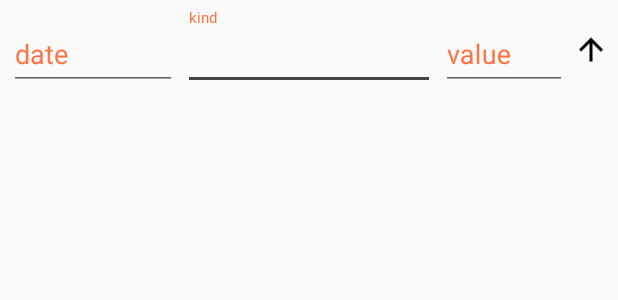
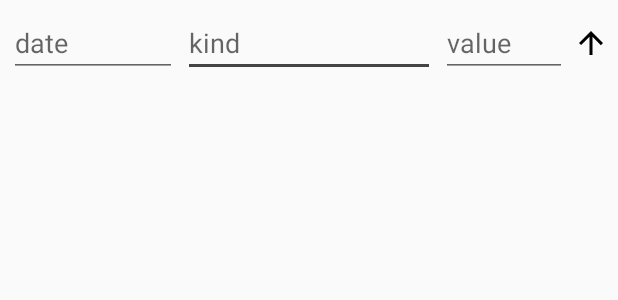
Before and after one commit to qwert2603/spend_android, an Android app: the layout view_draft.xml on its own in the app's theme, with its tools: preview values and no code run, on a phone screen of 412 x 824 dp. Shown: the top 300 px of the screen. Run offline under Robolectric (Android 15) with nearby library versions, the phone set to English and light mode, and no system bars.

Commit message:
* editAction in editDialog * scroll to created record * DraftViewImpl is fixed in bottom of screen

```diff
--- a/app/src/main/java/com/qwert2603/spenddemo/model/remote_db/RemoteDBImpl.kt
+++ b/app/src/main/java/com/qwert2603/spenddemo/model/remote_db/RemoteDBImpl.kt
@@ -48,6 +48,7 @@ class RemoteDBImpl(
 
     private fun getPreparedStatement(sql: String): PreparedStatement {
         val connection = connection ?: DriverManager.getConnection(url, user, password)
+        DriverManager.setLoginTimeout(3)// todo: check
         val preparedStatement = preparedStatements[sql] ?: connection.prepareStatement(sql)
         preparedStatement.queryTimeout = 4 // todo: check
         this.connection = connection
--- a/app/src/main/java/com/qwert2603/spenddemo/model/repo/RecordsRepo.kt
+++ b/app/src/main/java/com/qwert2603/spenddemo/model/repo/RecordsRepo.kt
@@ -11,4 +11,5 @@ interface RecordsRepo {
     fun removeRecord(recordId: Long)
 
     fun recordsState(): Observable<RecordsState>
+    fun recordCreatedEvents():Observable<Record>
 }
--- a/app/src/main/java/com/qwert2603/spenddemo/model/repo_impl/RecordsRepoImpl.kt
+++ b/app/src/main/java/com/qwert2603/spenddemo/model/repo_impl/RecordsRepoImpl.kt
@@ -2,7 +2,6 @@ package com.qwert2603.spenddemo.model.repo_impl
 
 import com.qwert2603.spenddemo.model.entity.*
 import com.qwert2603.spenddemo.model.repo.RecordsRepo
-import com.qwert2603.spenddemo.model.entity.RecordsState
 import com.qwert2603.spenddemo.model.syncprocessor.RemoteRecord
 import com.qwert2603.spenddemo.model.syncprocessor.SyncingRecord
 import com.qwert2603.spenddemo.model.syncprocessor.toRecord
@@ -46,4 +45,7 @@ class RecordsRepoImpl @Inject constructor(
                         itemsState.changes.mapValues { it.value.changeKind.toChangeKind() }
                 )
             }
+
+    override fun recordCreatedEvents(): Observable<Record> = syncProcessor.itemCreatedEvents()
+            .map { it.toRecord() }
 }
--- a/app/src/main/java/com/qwert2603/spenddemo/records_list/RecordsAdapter.kt
+++ b/app/src/main/java/com/qwert2603/spenddemo/records_list/RecordsAdapter.kt
@@ -11,8 +11,8 @@ import com.qwert2603.spenddemo.records_list.entity.RecordsListItem
 
 class RecordsAdapter : BaseRecyclerViewAdapter<RecordsListItem>() {
     companion object {
-        private const val VIEW_TYPE_ADD_RECORD = 1
-        private const val VIEW_TYPE_RECORD = 2
+        const val VIEW_TYPE_ADD_RECORD = 1
+        const val VIEW_TYPE_RECORD = 2
     }
 
     override fun getItemViewTypeModel(m: RecordsListItem) = when (m) {
--- a/app/src/main/java/com/qwert2603/spenddemo/records_list/RecordsListInteractor.kt
+++ b/app/src/main/java/com/qwert2603/spenddemo/records_list/RecordsListInteractor.kt
@@ -1,8 +1,8 @@
 package com.qwert2603.spenddemo.records_list
 
 import com.qwert2603.spenddemo.model.entity.Record
+import com.qwert2603.spenddemo.model.entity.RecordsState
 import com.qwert2603.spenddemo.model.repo.RecordsRepo
-import com.qwert2603.spenddemo.model.entity.RecordsState
 import io.reactivex.Observable
 import javax.inject.Inject
 
@@ -19,4 +19,6 @@ class RecordsListInteractor @Inject constructor(
     }
 
     fun recordsState(): Observable<RecordsState> = recordsRepo.recordsState()
+
+    fun recordCreatedEvents(): Observable<Record> = recordsRepo.recordCreatedEvents()
 }
--- a/app/src/main/java/com/qwert2603/spenddemo/records_list/RecordsListViewAction.kt
+++ b/app/src/main/java/com/qwert2603/spenddemo/records_list/RecordsListViewAction.kt
@@ -7,4 +7,5 @@ sealed class RecordsListViewAction : ViewAction {
     data class MoveToChangesScreen(private val ignored: Unit = Unit) : RecordsListViewAction()
     data class AskToDeleteRecord(val id: Long, val text: String) : RecordsListViewAction()
     data class AskToEditRecord(val record: RecordUI) : RecordsListViewAction()
+    data class ScrollToPosition(val position: Int) : RecordsListViewAction()
 }
--- a/app/src/main/java/com/qwert2603/spenddemo/records_list/RecordsListViewState.kt
+++ b/app/src/main/java/com/qwert2603/spenddemo/records_list/RecordsListViewState.kt
@@ -4,5 +4,6 @@ import com.qwert2603.spenddemo.records_list.entity.RecordsListItem
 
 data class RecordsListViewState(
         val records: List<RecordsListItem>,
-        val recordsCount: Int
+        val recordsCount: Int,
+        val changesCount: Int
 )
--- a/app/src/main/res/layout/dialog_edit_record.xml
+++ b/app/src/main/res/layout/dialog_edit_record.xml
@@ -49,9 +49,9 @@
         <EditText
             android:id="@+id/value_EditText"
             android:layout_width="match_parent"
-            android:imeOptions="actionDone|flagNoFullscreen"
             android:layout_height="wrap_content"
             android:hint="@string/value"
+            android:imeOptions="actionDone|flagNoFullscreen"
             android:inputType="number"
             android:singleLine="true" />
 
--- a/app/src/main/res/layout/view_draft.xml
+++ b/app/src/main/res/layout/view_draft.xml
@@ -1,68 +1,44 @@
 <?xml version="1.0" encoding="utf-8"?>
 <LinearLayout xmlns:android="http://schemas.android.com/apk/res/android"
-    xmlns:app="http://schemas.android.com/apk/res-auto"
     xmlns:tools="http://schemas.android.com/tools"
     android:layout_width="match_parent"
     android:layout_height="wrap_content"
     android:clickable="false"
+    android:orientation="horizontal"
     android:padding="6dp">
 
-    <android.support.design.widget.TextInputLayout
+    <EditText
+        android:id="@+id/date_EditText"
         android:layout_width="0dp"
         android:layout_height="wrap_content"
         android:layout_weight="2"
-        android:textColorHint="@color/anth"
-        app:hintTextAppearance="@color/anth">
-
-        <EditText
-            android:id="@+id/date_EditText"
-            android:layout_width="match_parent"
-            android:layout_height="wrap_content"
         android:focusable="false"
         android:hint="@string/date"
         android:singleLine="true"
         tools:ignore="TextFields" />
 
-    </android.support.design.widget.TextInputLayout>
-
-    <android.support.design.widget.TextInputLayout
+    <EditText
+        android:id="@+id/kind_EditText"
         android:layout_width="0dp"
         android:layout_height="wrap_content"
         android:layout_marginStart="4dp"
         android:layout_weight="3"
-        android:textColorHint="@color/anth"
-        app:hintTextAppearance="@color/anth">
-
-        <EditText
-            android:id="@+id/kind_EditText"
-            android:layout_width="match_parent"
-            android:layout_height="wrap_content"
         android:hint="@string/kind"
         android:imeOptions="actionNext|flagNoFullscreen"
         android:selectAllOnFocus="true"
         android:singleLine="true" />
 
-    </android.support.design.widget.TextInputLayout>
-
-    <android.support.design.widget.TextInputLayout
+    <EditText
+        android:id="@+id/value_EditText"
         android:layout_width="0dp"
         android:layout_height="wrap_content"
         android:layout_marginStart="4dp"
         android:layout_weight="1.5"
-        android:textColorHint="@color/anth"
-        app:hintTextAppearance="@color/anth">
-
-        <EditText
-            android:id="@+id/value_EditText"
-            android:layout_width="match_parent"
-            android:layout_height="wrap_content"
         android:hint="@string/value"
         android:imeActionLabel="@string/text_save"
         android:imeOptions="actionDone|flagNoFullscreen"
         android:inputType="number"
         android:singleLine="true" />
-
-    </android.support.design.widget.TextInputLayout>
 
     <ImageView
         android:id="@+id/save_Button"
--- a/syncprocessor/src/main/java/com/qwert2603/syncprocessor/SyncProcessor.kt
+++ b/syncprocessor/src/main/java/com/qwert2603/syncprocessor/SyncProcessor.kt
@@ -92,6 +92,8 @@ class SyncProcessor<I : Any, T : Identifiable<I>, R>(
 
     fun itemsState(): Observable<ItemsState<I, T>> = inMemoryStateHolder.state
 
+    fun itemCreatedEvents(): Observable<T> = inMemoryStateHolder.itemCreatedEvents
+
     fun addItem(item: T) {
         val millis = System.currentTimeMillis()
         val timedChange = TimedChange(ChangeKind.CREATE, millis)
@@ -131,7 +133,7 @@ class SyncProcessor<I : Any, T : Identifiable<I>, R>(
                         localChangesDataSource.save(Change(item.id, ChangeKind.EDIT))
                 )))
 
-                val timedChange = TimedChange(ChangeKind.DELETE, millis)
+                val timedChange = TimedChange(ChangeKind.EDIT, millis)
                 remoteDataSender.send(
                         item.id,
                         remoteItemsDataSource.edit(item)
```
Also changed, not shown: app/src/main/java/com/qwert2603/spenddemo/di/ModelModule.kt (+7 -1 lines), app/src/main/java/com/qwert2603/spenddemo/dialogs/EditRecordDialogFragment.kt (+18 -11 lines), app/src/main/java/com/qwert2603/spenddemo/records_list/RecordsListFragment.kt (+12 -1 lines), app/src/main/java/com/qwert2603/spenddemo/records_list/RecordsListPresenter.kt (+18 -4 lines), app/src/main/res/layout/fragment_records_list.xml (+16 -4 lines), syncprocessor/src/main/java/com/qwert2603/syncprocessor/inmemory/InMemoryStateHolder.kt (+8 -0 lines). Lines whose indentation alone changed are shown as unchanged.
